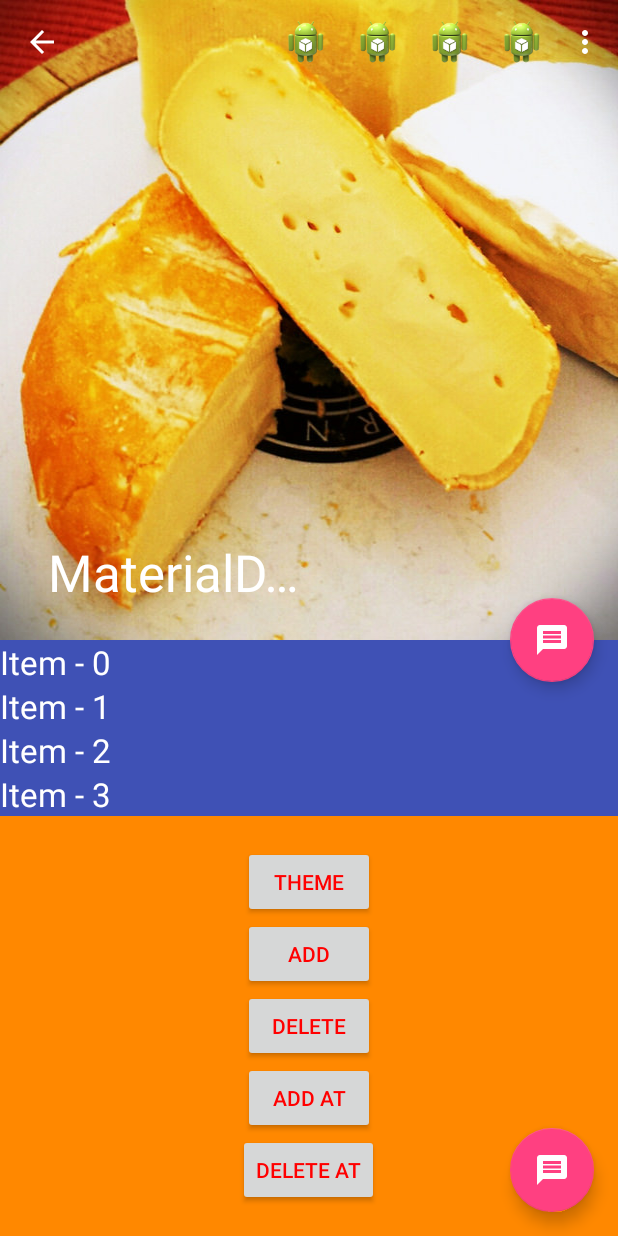
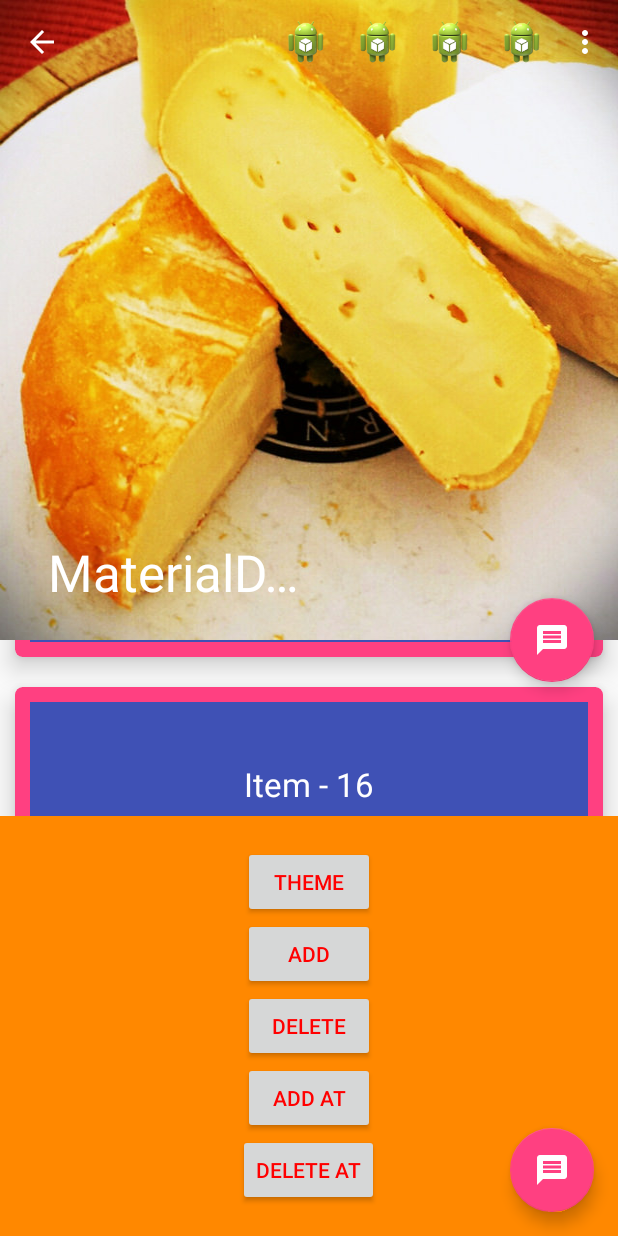
Before and after one commit to lalit3686/MaterialDesignDemo, an Android app: the screen it shows after launch (MainActivity), in the options menu, after a tap on "items5", on a phone screen of 412 x 824 dp. Run offline under Robolectric (Android 15) with nearby library versions, the phone set to English and light mode, and no system bars.

Commit message:
Added FireBase Demo Activity
Added FireBase Demo Activity to have basic chat

```diff
--- a/app/build.gradle
+++ b/app/build.gradle
@@ -25,6 +25,7 @@ android {
 
 dependencies {
     compile 'com.android.support:recyclerview-v7:23.4.0'
+    compile 'com.android.support:cardview-v7:23.4.0'
     compile 'com.android.support:appcompat-v7:23.4.0'
     compile 'com.android.support:design:23.4.0'
     compile 'com.roughike:bottom-bar:1.2.1'
--- a/app/src/main/AndroidManifest.xml
+++ b/app/src/main/AndroidManifest.xml
@@ -22,6 +22,7 @@
         </activity>
         <activity android:name=".BottomNavigationActivity"></activity>
         <activity android:name=".NavigationDrawerActivity"></activity>
+        <activity android:name=".FireBaseChatActivity"></activity>
     </application>
 
 </manifest>
--- a/app/src/main/java/com/example/materialdesigndemo/Chat.java
+++ b/app/src/main/java/com/example/materialdesigndemo/Chat.java
@@ -7,6 +7,10 @@ public class Chat {
     private long currentTime;
     private String sender;
     private String message;
+
+    public Chat(){
+        // empty default constructor, necessary for Firebase to be able to deserialize blog posts
+    }
 
     public Chat(long currentTime, String sender, String message){
         this.currentTime = currentTime;
--- a/app/src/main/java/com/example/materialdesigndemo/MainActivity.java
+++ b/app/src/main/java/com/example/materialdesigndemo/MainActivity.java
@@ -17,11 +17,8 @@ import android.view.MenuItem;
 import android.view.View;
 import android.widget.Toast;
 
-import com.firebase.client.Firebase;
-
 import java.util.ArrayList;
 import java.util.List;
-import java.util.Random;
 
 public class MainActivity extends AppCompatActivity implements CustomOnItemClickListener, View.OnClickListener{
 
@@ -31,27 +28,27 @@ public class MainActivity extends AppCompatActivity implements CustomOnItemClick
     private FloatingActionButton fab, fab1;
     private BottomSheetBehavior mBottomSheetBehavior;
     private View bottom_sheet_layout;
-    private Firebase mFireBaseReference;
-    private String[] messages = new String[]{"Hi", "How are you?", "I am fine, thanks!", "What are you upto?",
-    "Firebase looks great isn't it", "Yeah, Firebase is awesome!"};
 
 	@Override
 	protected void onCreate(Bundle savedInstanceState) {
 		super.onCreate(savedInstanceState);
 
+        setStatusBarTransparent();
+
         setContentView(R.layout.activity_main);
 
         mContext = this;
 
-        setUpFireBase();
         initComponents();
         addListeners();
 	}
 
-    private void setUpFireBase(){
-        Firebase.setAndroidContext(this);
-
-        mFireBaseReference = new Firebase("https://lalit3686.firebaseio.com/");
+    private void setStatusBarTransparent(){
+        if (Build.VERSION.SDK_INT >= Build.VERSION_CODES.LOLLIPOP) {
+            getWindow().getDecorView().setSystemUiVisibility(View.SYSTEM_UI_FLAG_LAYOUT_STABLE
+                            | View.SYSTEM_UI_FLAG_LAYOUT_FULLSCREEN);
+            getWindow().setStatusBarColor(getResources().getColor(android.R.color.transparent));
+        }
     }
 
     private void initComponents(){
@@ -71,6 +68,8 @@ public class MainActivity extends AppCompatActivity implements CustomOnItemClick
 
         bottom_sheet_layout = findViewById(R.id.bottom_sheet_layout);
         mBottomSheetBehavior = BottomSheetBehavior.from(bottom_sheet_layout);
+        mBottomSheetBehavior.setPeekHeight(100);
+        mBottomSheetBehavior.setState(BottomSheetBehavior.STATE_COLLAPSED);
     }
 
     private void addListeners(){
@@ -129,23 +128,14 @@ public class MainActivity extends AppCompatActivity implements CustomOnItemClick
 
     @Override
     public void onClick(View v) {
-
-        Chat newChat;
-        Random random = new Random();
-
         switch (v.getId()){
             case R.id.fab:
-
-                newChat = new Chat(System.currentTimeMillis(), "lalit", messages[random.nextInt(6)]);
-                mFireBaseReference.child(String.valueOf(newChat.getCurrentTime())).setValue(newChat);
-
                 showSnackBar(v, "This is snack bar on AppBarLayout");
                 mBottomSheetBehavior.setState(BottomSheetBehavior.STATE_EXPANDED);
                 break;
             case R.id.fab1:
-                newChat = new Chat(System.currentTimeMillis(), "sameer", messages[random.nextInt(6)]);
-                mFireBaseReference.child(String.valueOf(newChat.getCurrentTime())).setValue(newChat);
                 showSnackBar(v, "This is snackbar on RecyclerView");
+                startActivity(new Intent(v.getContext(), FireBaseChatActivity.class));
                 break;
         }
     }
--- a/app/src/main/java/com/example/materialdesigndemo/NavigationDrawerActivity.java
+++ b/app/src/main/java/com/example/materialdesigndemo/NavigationDrawerActivity.java
@@ -81,7 +81,7 @@ public class NavigationDrawerActivity extends AppCompatActivity {
         navigationViewList = (ListView) findViewById(R.id.navigationViewList);
 
         View view = LayoutInflater.from(this).inflate(R.layout.navigation_drawer_header, null);
-        navigationViewList.addHeaderView(view);
+        navigationViewList.addHeaderView(view, null, false);
 
 
         mNavItems.add(new NavItem("Home", "Meetup destination", R.drawable.ic_discuss));
@@ -94,7 +94,6 @@ public class NavigationDrawerActivity extends AppCompatActivity {
         navigationViewList.setOnItemClickListener(new AdapterView.OnItemClickListener() {
             @Override
             public void onItemClick(AdapterView<?> parent, View view, int position, long id) {
-
                 /**
                  * as we don't want to consider header as ListView 0th row
                  */
--- a/app/src/main/res/layout/content_layout.xml
+++ b/app/src/main/res/layout/content_layout.xml
@@ -20,10 +20,10 @@
     </android.support.design.widget.AppBarLayout>
 
     <TextView
-        android:gravity="center"
         android:id="@+id/textSelectedContent"
         android:layout_width="match_parent"
         android:layout_height="match_parent"
+        android:gravity="center"
         android:textColor="@android:color/black"
         android:textSize="30sp" />
 
--- a/app/src/main/res/layout/row.xml
+++ b/app/src/main/res/layout/row.xml
@@ -1,15 +1,28 @@
 <?xml version="1.0" encoding="utf-8"?>
-<LinearLayout xmlns:android="http://schemas.android.com/apk/res/android"
+<android.support.v7.widget.CardView xmlns:android="http://schemas.android.com/apk/res/android"
+    xmlns:app="http://schemas.android.com/apk/res-auto"
     android:layout_width="match_parent"
     android:layout_height="wrap_content"
+    android:layout_margin="10dp"
+    app:cardBackgroundColor="@color/colorAccent"
+    app:cardCornerRadius="5dp"
+    app:cardElevation="10dp">
+
+    <LinearLayout
+        android:layout_width="match_parent"
+        android:layout_height="wrap_content"
+        android:layout_margin="10dp"
         android:background="@drawable/list_selector"
         android:orientation="vertical">
 
         <TextView
             android:id="@+id/textView"
-        android:layout_width="wrap_content"
-        android:layout_height="wrap_content"
+            android:layout_width="match_parent"
+            android:layout_height="match_parent"
+            android:gravity="center"
+            android:padding="40dp"
             android:text="Large Text"
             android:textAppearance="?android:attr/textAppearanceLarge"
             android:textColor="@drawable/text_selector" />
     </LinearLayout>
+</android.support.v7.widget.CardView>
```
Also changed, not shown: app/src/main/java/com/example/materialdesigndemo/FireBaseChatActivity.java (added, +90 -0 lines), app/src/main/res/layout/navigation_drawer_header.xml (+6 -1 lines), 2 other files. Lines whose indentation alone changed are shown as unchanged.
